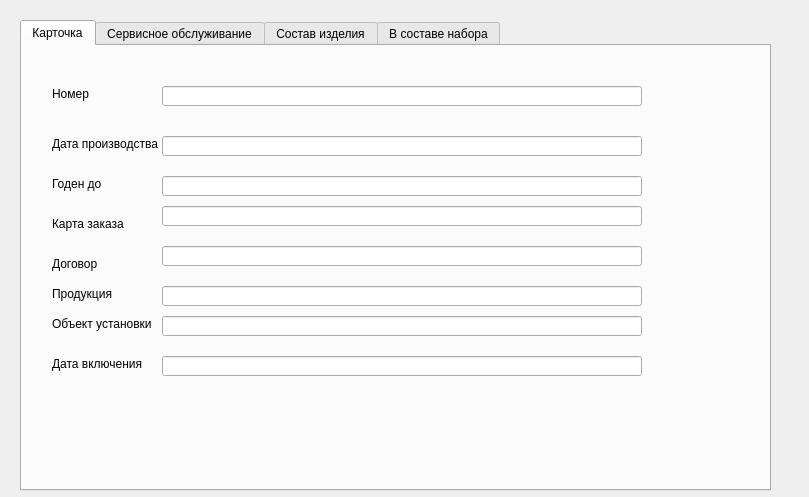
The window that app/cardprodwindow.ui (AlexeyScherbakov2021/Remont) describes before a commit, drawn with Qt 5.
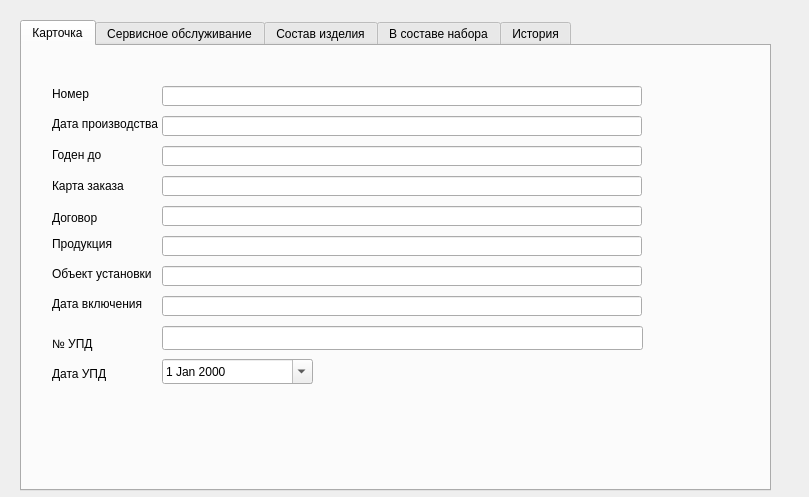
The same window after the commit. The open tabs and pages were chosen to show the change.

The edit to the form file:
```diff
--- a/app/cardprodwindow.ui
+++ b/app/cardprodwindow.ui
@@ -33,7 +33,7 @@
      <property name="geometry">
       <rect>
        <x>140</x>
-       <y>310</y>
+       <y>250</y>
        <width>480</width>
        <height>20</height>
       </rect>
@@ -43,7 +43,7 @@
      <property name="geometry">
       <rect>
        <x>30</x>
-       <y>310</y>
+       <y>250</y>
        <width>111</width>
        <height>16</height>
       </rect>
@@ -69,7 +69,7 @@
      <property name="geometry">
       <rect>
        <x>140</x>
-       <y>200</y>
+       <y>160</y>
        <width>480</width>
        <height>20</height>
       </rect>
@@ -79,7 +79,7 @@
      <property name="geometry">
       <rect>
        <x>140</x>
-       <y>270</y>
+       <y>220</y>
        <width>480</width>
        <height>20</height>
       </rect>
@@ -89,7 +89,7 @@
      <property name="geometry">
       <rect>
        <x>140</x>
-       <y>240</y>
+       <y>190</y>
        <width>480</width>
        <height>20</height>
       </rect>
@@ -99,7 +99,7 @@
      <property name="geometry">
       <rect>
        <x>140</x>
-       <y>130</y>
+       <y>100</y>
        <width>480</width>
        <height>20</height>
       </rect>
@@ -109,7 +109,7 @@
      <property name="geometry">
       <rect>
        <x>30</x>
-       <y>90</y>
+       <y>70</y>
        <width>131</width>
        <height>16</height>
       </rect>
@@ -122,7 +122,7 @@
      <property name="geometry">
       <rect>
        <x>140</x>
-       <y>90</y>
+       <y>70</y>
        <width>480</width>
        <height>20</height>
       </rect>
@@ -132,7 +132,7 @@
      <property name="geometry">
       <rect>
        <x>30</x>
-       <y>170</y>
+       <y>132</y>
        <width>91</width>
        <height>16</height>
       </rect>
@@ -145,7 +145,7 @@
      <property name="geometry">
       <rect>
        <x>30</x>
-       <y>240</y>
+       <y>190</y>
        <width>91</width>
        <height>16</height>
       </rect>
@@ -158,7 +158,7 @@
      <property name="geometry">
       <rect>
        <x>30</x>
-       <y>210</y>
+       <y>164</y>
        <width>49</width>
        <height>16</height>
       </rect>
@@ -181,7 +181,7 @@
      <property name="geometry">
       <rect>
        <x>140</x>
-       <y>160</y>
+       <y>130</y>
        <width>480</width>
        <height>20</height>
       </rect>
@@ -191,7 +191,7 @@
      <property name="geometry">
       <rect>
        <x>30</x>
-       <y>270</y>
+       <y>220</y>
        <width>111</width>
        <height>16</height>
       </rect>
@@ -204,7 +204,7 @@
      <property name="geometry">
       <rect>
        <x>30</x>
-       <y>130</y>
+       <y>101</y>
        <width>61</width>
        <height>16</height>
       </rect>
@@ -213,6 +213,58 @@
       <string>Годен до</string>
      </property>
     </widget>
+    <widget class="QLabel" name="label_6">
+     <property name="geometry">
+      <rect>
+       <x>30</x>
+       <y>290</y>
+       <width>49</width>
+       <height>16</height>
+      </rect>
+     </property>
+     <property name="text">
+      <string>№ УПД</string>
+     </property>
+    </widget>
+    <widget class="QLabel" name="label_9">
+     <property name="geometry">
+      <rect>
+       <x>30</x>
+       <y>320</y>
+       <width>61</width>
+       <height>16</height>
+      </rect>
+     </property>
+     <property name="layoutDirection">
+      <enum>Qt::LayoutDirection::LeftToRight</enum>
+     </property>
+     <property name="text">
+      <string>Дата УПД</string>
+     </property>
+    </widget>
+    <widget class="QLineEdit" name="leNumberUPD">
+     <property name="geometry">
+      <rect>
+       <x>140</x>
+       <y>280</y>
+       <width>481</width>
+       <height>24</height>
+      </rect>
+     </property>
+    </widget>
+    <widget class="QDateEdit" name="dDateUPD">
+     <property name="geometry">
+      <rect>
+       <x>140</x>
+       <y>313</y>
+       <width>151</width>
+       <height>25</height>
+      </rect>
+     </property>
+     <property name="calendarPopup">
+      <bool>true</bool>
+     </property>
+    </widget>
    </widget>
    <widget class="QWidget" name="tab_2">
     <attribute name="title">
@@ -339,6 +391,45 @@
      </column>
     </widget>
    </widget>
+   <widget class="QWidget" name="tab_5">
+    <attribute name="title">
+     <string>История</string>
+    </attribute>
+    <widget class="QTableWidget" name="twHistory">
+     <property name="geometry">
+      <rect>
+       <x>10</x>
+       <y>10</y>
+       <width>731</width>
+       <height>421</height>
+      </rect>
+     </property>
+     <property name="alternatingRowColors">
+      <bool>true</bool>
+     </property>
+     <property name="selectionMode">
+      <enum>QAbstractItemView::SelectionMode::SingleSelection</enum>
+     </property>
+     <property name="selectionBehavior">
+      <enum>QAbstractItemView::SelectionBehavior::SelectRows</enum>
+     </property>
+     <column>
+      <property name="text">
+       <string>Дата</string>
+      </property>
+     </column>
+     <column>
+      <property name="text">
+       <string>Статус</string>
+      </property>
+     </column>
+     <column>
+      <property name="text">
+       <string>Комментарий</string>
+      </property>
+     </column>
+    </widget>
+   </widget>
   </widget>
  </widget>
  <resources/>
```
Left out of the diff: 2 changed lines with no effect on the pictures.
